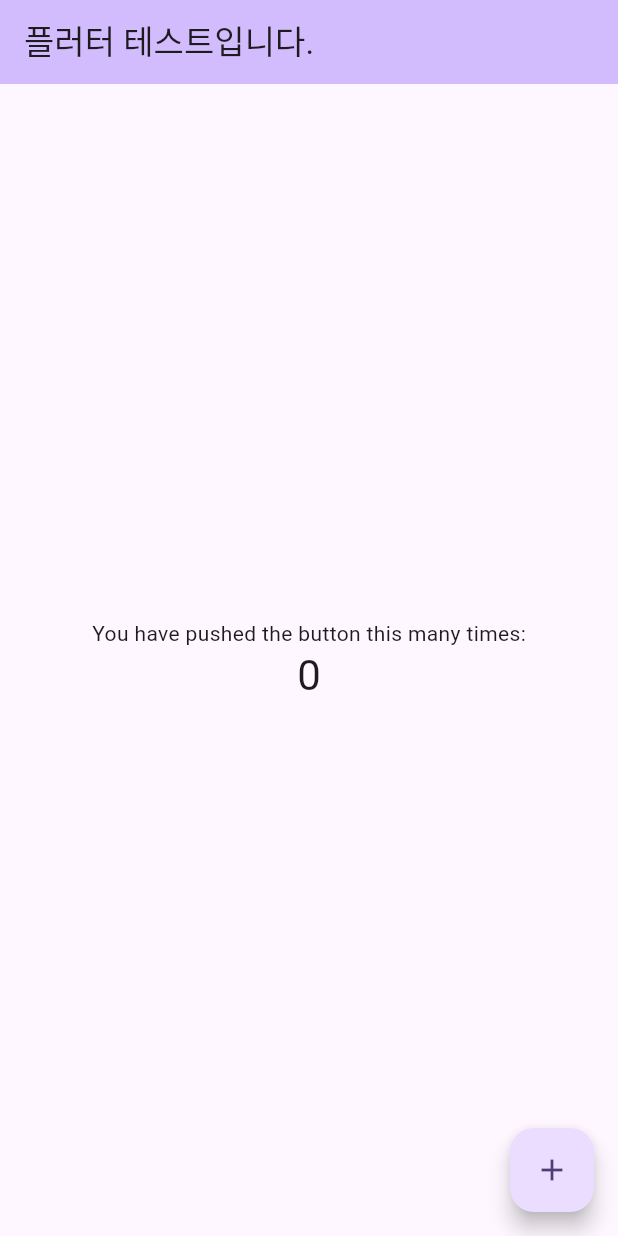
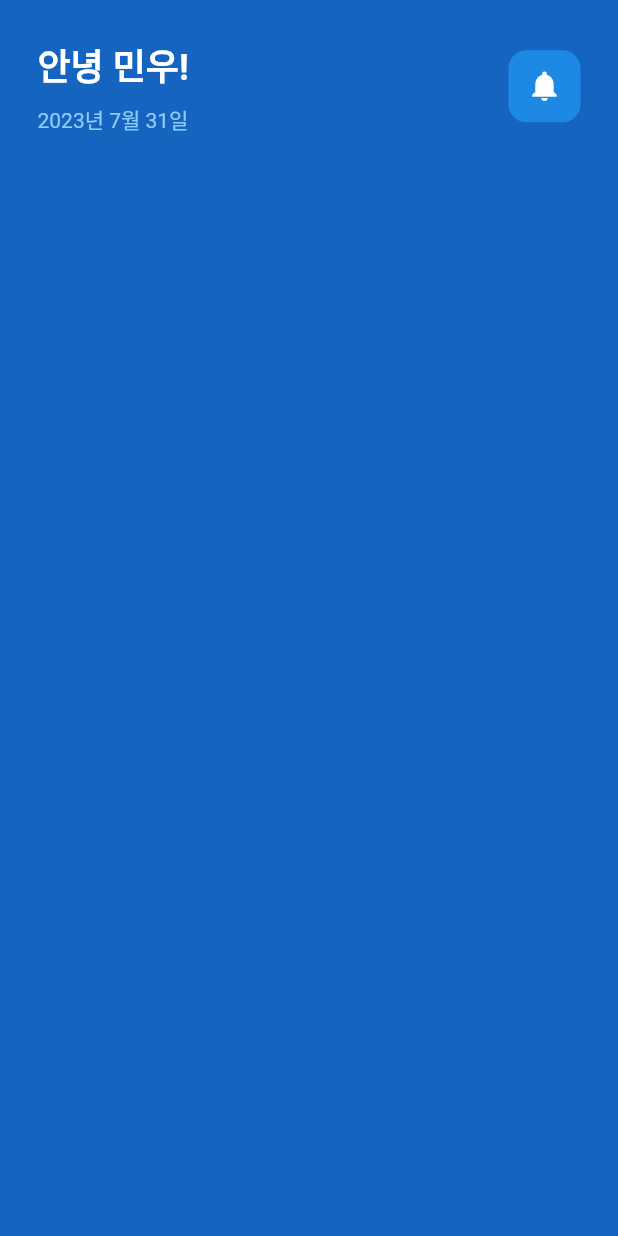
Before and after one commit to mwoo-git/praciceFlutterUI, a Flutter app: the screen it shows after launch, on a phone screen of 412 x 824 dp. Run offline on Flutter 3.47's test engine with Material 2 defaults, Android fonts, the phone set to English and light mode, and no system bars.

Commit message:
탑 헤더 생성

```diff
--- a/lib/main.dart
+++ b/lib/main.dart
@@ -1,125 +1,20 @@
 import 'package:flutter/material.dart';
+import 'package:testflutter/pages/home_page.dart';
 
 void main() {
-  runApp(const MyApp());
+  runApp(
+    MaterialApp(
+      debugShowCheckedModeBanner: false,
+      home: HomePage(),
+    ),
+  );
 }
 
-class MyApp extends StatelessWidget {
-  const MyApp({super.key});
-
-  // This widget is the root of your application.
-  @override
-  Widget build(BuildContext context) {
-    return MaterialApp(
-      title: '플러터 테스트',
-      theme: ThemeData(
-        // This is the theme of your application.
-        //
-        // TRY THIS: Try running your application with "flutter run". You'll see
-        // the application has a blue toolbar. Then, without quitting the app,
-        // try changing the seedColor in the colorScheme below to Colors.green
-        // and then invoke "hot reload" (save your changes or press the "hot
-        // reload" button in a Flutter-supported IDE, or press "r" if you used
-        // the command line to start the app).
-        //
-        // Notice that the counter didn't reset back to zero; the application
-        // state is not lost during the reload. To reset the state, use hot
-        // restart instead.
-        //
-        // This works for code too, not just values: Most code changes can be
-        // tested with just a hot reload.
-        colorScheme: ColorScheme.fromSeed(seedColor: Colors.deepPurple),
-        useMaterial3: true,
-      ),
-      home: const MyHomePage(title: '플러터 테스트입니다.'),
-    );
-  }
-}
-
-class MyHomePage extends StatefulWidget {
-  const MyHomePage({super.key, required this.title});
-
-  // This widget is the home page of your application. It is stateful, meaning
-  // that it has a State object (defined below) that contains fields that affect
-  // how it looks.
-
-  // This class is the configuration for the state. It holds the values (in this
-  // case the title) provided by the parent (in this case the App widget) and
-  // used by the build method of the State. Fields in a Widget subclass are
-  // always marked "final".
-
-  final String title;
-
-  @override
-  State<MyHomePage> createState() => _MyHomePageState();
-}
-
-class _MyHomePageState extends State<MyHomePage> {
-  int _counter = 0;
-
-  void _incrementCounter() {
-    setState(() {
-      // This call to setState tells the Flutter framework that something has
-      // changed in this State, which causes it to rerun the build method below
-      // so that the display can reflect the updated values. If we changed
-      // _counter without calling setState(), then the build method would not be
-      // called again, and so nothing would appear to happen.
-      _counter++;
-    });
-  }
+class CustomContainer extends StatelessWidget {
+  const CustomContainer({super.key});
 
   @override
   Widget build(BuildContext context) {
-    // This method is rerun every time setState is called, for instance as done
-    // by the _incrementCounter method above.
-    //
-    // The Flutter framework has been optimized to make rerunning build methods
-    // fast, so that you can just rebuild anything that needs updating rather
-    // than having to individually change instances of widgets.
-    return Scaffold(
-      appBar: AppBar(
-        // TRY THIS: Try changing the color here to a specific color (to
-        // Colors.amber, perhaps?) and trigger a hot reload to see the AppBar
-        // change color while the other colors stay the same.
-        backgroundColor: Theme.of(context).colorScheme.inversePrimary,
-        // Here we take the value from the MyHomePage object that was created by
-        // the App.build method, and use it to set our appbar title.
-        title: Text(widget.title),
-      ),
-      body: Center(
-        // Center is a layout widget. It takes a single child and positions it
-        // in the middle of the parent.
-        child: Column(
-          // Column is also a layout widget. It takes a list of children and
-          // arranges them vertically. By default, it sizes itself to fit its
-          // children horizontally, and tries to be as tall as its parent.
-          //
-          // Column has various properties to control how it sizes itself and
-          // how it positions its children. Here we use mainAxisAlignment to
-          // center the children vertically; the main axis here is the vertical
-          // axis because Columns are vertical (the cross axis would be
-          // horizontal).
-          //
-          // TRY THIS: Invoke "debug painting" (choose the "Toggle Debug Paint"
-          // action in the IDE, or press "p" in the console), to see the
-          // wireframe for each widget.
-          mainAxisAlignment: MainAxisAlignment.center,
-          children: <Widget>[
-            const Text(
-              'You have pushed the button this many times:',
-            ),
-            Text(
-              '$_counter',
-              style: Theme.of(context).textTheme.headlineMedium,
-            ),
-          ],
-        ),
-      ),
-      floatingActionButton: FloatingActionButton(
-        onPressed: _incrementCounter,
-        tooltip: 'Increment',
-        child: const Icon(Icons.add),
-      ), // This trailing comma makes auto-formatting nicer for build methods.
-    );
+    return Container();
   }
 }
--- /dev/null
+++ b/lib/pages/home_page.dart
@@ -0,0 +1,73 @@
+import 'package:flutter/material.dart';
+
+class HomePage extends StatefulWidget {
+  const HomePage({super.key});
+
+  @override
+  State<HomePage> createState() => _HomePageState();
+}
+
+class _HomePageState extends State<HomePage> {
+  @override
+  Widget build(BuildContext context) {
+    return Scaffold(
+      backgroundColor: Colors.blue[800],
+      body: const SafeArea(
+        child: Padding(
+          padding: EdgeInsets.all(25.0),
+          child: Column(
+            children: [
+              TopHeader(),
+
+              // search bar
+
+            ],
+          ),
+        ),
+      ),
+    );
+  }
+}
+
+class TopHeader extends StatelessWidget {
+  const TopHeader({super.key});
+
+  @override
+  Widget build(BuildContext context) {
+    return Row(
+      mainAxisAlignment: MainAxisAlignment.spaceBetween,
+      children: [
+        // 안녕 민우
+        Column(
+          crossAxisAlignment: CrossAxisAlignment.start,
+          children: [
+            const Text('안녕 민우!',
+                style: TextStyle(
+                    color: Colors.white,
+                    fontSize: 24,
+                    fontWeight: FontWeight.bold)),
+            const SizedBox(
+              height: 8,
+            ),
+            Text(
+              '2023년 7월 31일',
+              style: TextStyle(color: Colors.blue[200]),
+            )
+          ],
+        ),
+
+        // Notification
+        Container(
+          decoration: BoxDecoration(
+              color: Colors.blue[600],
+              borderRadius: BorderRadius.circular(12)),
+          padding: const EdgeInsets.all(12),
+          child: const Icon(
+            Icons.notifications,
+            color: Colors.white,
+          ),
+        )
+      ],
+    );
+  }
+}
```
Also changed, not shown: 1 other file.
